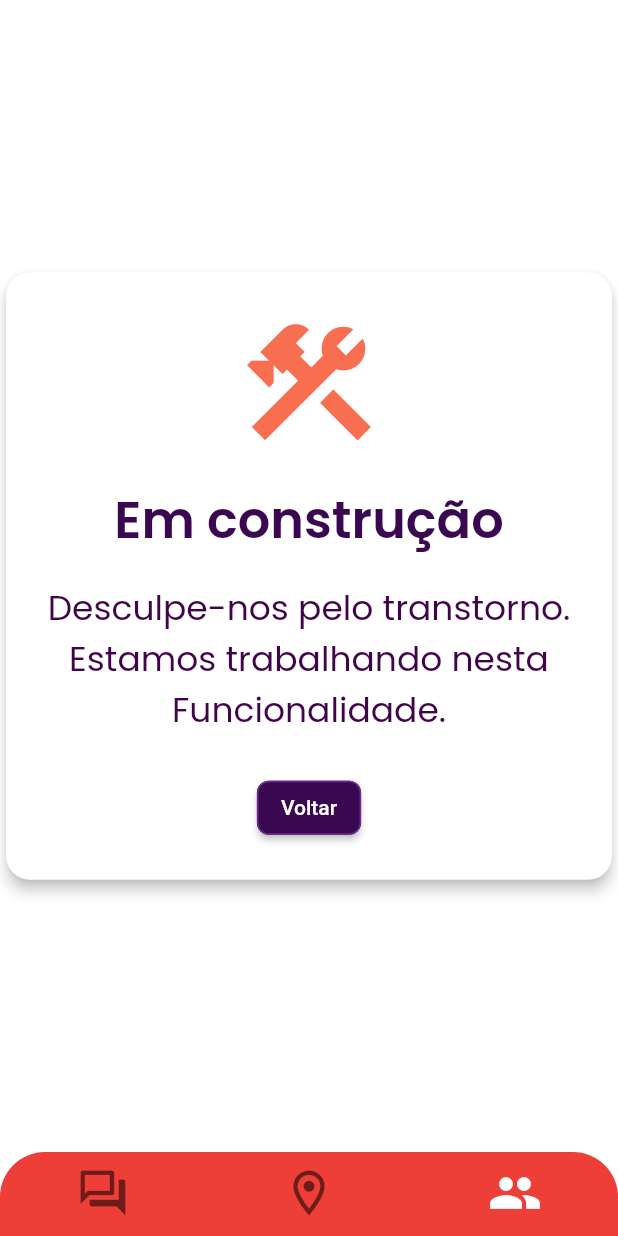
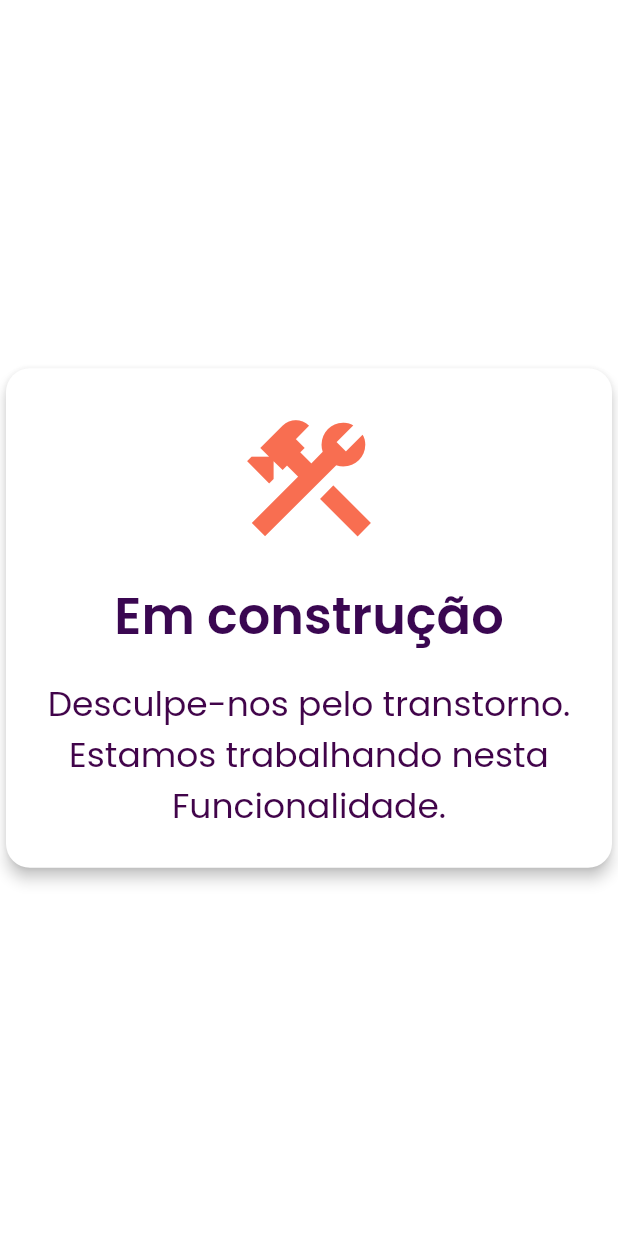
Before and after one commit to xandymelo/Juno, a Flutter app: the EmConstrucaoScreen screen opened directly, on a phone screen of 412 x 824 dp. Run offline on Flutter 3.47's test engine with Material 2 defaults, Android fonts, the phone set to English and light mode, and no system bars; our stand-ins replace flutter_svg, google_fonts, sqflite; accounts and stored records are empty.

Commit message:
fix: BottomNavigationBar

```diff
--- a/lib/src/app/app_controllers.dart
+++ b/lib/src/app/app_controllers.dart
@@ -1,3 +1,5 @@
+import 'package:juno/src/screens/navigation/controllers/navigation_controller.dart';
+
 import '../utils/state_manager.dart';
 
 import '../screens/rides_and_companies/controllers/rides_and_companies_controller.dart';
@@ -5,5 +7,6 @@ import '../screens/rides_and_companies/controllers/rides_and_companies_controlle
 abstract class AppControllers {
   static void init() {
     StateManager.put(RidesAndCompaniesController());
+    StateManager.put(NavigationController());
   }
 }
--- a/lib/src/app/app_widget.dart
+++ b/lib/src/app/app_widget.dart
@@ -1,9 +1,7 @@
 import 'package:flutter/material.dart';
 import 'package:google_fonts/google_fonts.dart';
 import 'package:juno/src/screens/Onboarding/WelcomeScreen.dart';
-
-import '../screens/login/login.dart';
-import '../screens/rides_and_companies/ui/rides_and_companies_screen.dart';
+import 'package:juno/src/screens/navigation/ui/navigation_screen.dart';
 
 class MyApp extends StatelessWidget {
   const MyApp({super.key});
@@ -17,7 +15,7 @@ class MyApp extends StatelessWidget {
         useMaterial3: true,
         fontFamily: GoogleFonts.poppins().fontFamily,
       ),
-      home: WelcomeScreen(),
+      home: const NavigationScreen(),
     );
   }
 }
--- a/lib/src/screens/EmConstrucao/EmConstrucaoScreen.dart
+++ b/lib/src/screens/EmConstrucao/EmConstrucaoScreen.dart
@@ -2,7 +2,6 @@ import 'package:flutter/material.dart';
 import 'dart:ui';
 
 import '../../app/theme/colors.dart';
-import '../../widgets/app_bottom_navigation_bar.dart';
 
 class EmConstrucaoScreen extends StatefulWidget {
   const EmConstrucaoScreen({super.key});
@@ -15,7 +14,7 @@ class _EmConstrucaoScreenState extends State<EmConstrucaoScreen> {
   @override
   Widget build(BuildContext context) {
     return Scaffold(
-      bottomNavigationBar: const AppBottomNavigationBar(),
+      // bottomNavigationBar: const AppBottomNavigationBar(),
       backgroundColor: AppColors.white,
       body: Center(
         child: Stack(
@@ -33,19 +32,19 @@ class _EmConstrucaoScreenState extends State<EmConstrucaoScreen> {
               shape: RoundedRectangleBorder(
                 borderRadius: BorderRadius.circular(16),
               ),
-              child: Padding(
-                padding: const EdgeInsets.all(24),
+              child: const Padding(
+                padding: EdgeInsets.all(24),
                 child: Column(
                   mainAxisAlignment: MainAxisAlignment.center,
                   mainAxisSize: MainAxisSize.min,
                   children: [
-                    const Icon(
+                    Icon(
                       Icons.construction,
                       size: 100,
                       color: AppColors.lightOrange,
                     ),
-                    const SizedBox(height: 16),
-                    const Text(
+                    SizedBox(height: 16),
+                    Text(
                       'Em construção',
                       style: TextStyle(
                         fontFamily: 'Poppins',
@@ -54,8 +53,8 @@ class _EmConstrucaoScreenState extends State<EmConstrucaoScreen> {
                         color: AppColors.purple,
                       ),
                     ),
-                    const SizedBox(height: 16),
-                    const Text(
+                    SizedBox(height: 16),
+                    Text(
                       'Desculpe-nos pelo transtorno.\nEstamos trabalhando nesta Funcionalidade.',
                       textAlign: TextAlign.center,
                       style: TextStyle(
@@ -63,22 +62,6 @@ class _EmConstrucaoScreenState extends State<EmConstrucaoScreen> {
                         fontSize: 23,
                         color: Color.fromRGBO(62, 0, 71, 0.984),
                       ),
-                    ),
-                    const SizedBox(height: 24),
-                    ElevatedButton(
-                      onPressed: () {
-                        Navigator.pop(context);
-                      },
-                      style: ElevatedButton.styleFrom(
-                        primary: AppColors.purple,
-                        shape: RoundedRectangleBorder(
-                          borderRadius: BorderRadius.circular(8),
-                          side: const BorderSide(
-                            color: AppColors.lightPurple,
-                          ),
-                        ),
-                      ),
-                      child: const Text('Voltar'),
                     ),
                   ],
                 ),
--- a/lib/src/screens/Onboarding/CaronasCompanhiaScreen.dart
+++ b/lib/src/screens/Onboarding/CaronasCompanhiaScreen.dart
@@ -1,5 +1,6 @@
 import 'package:flutter/material.dart';
 import 'package:flutter_svg/svg.dart';
+import 'package:juno/src/screens/Onboarding/VamosComecarScreen.dart';
 
 class CaronasCompanhiaScreen extends StatelessWidget {
   @override
@@ -78,7 +79,10 @@ class CaronasCompanhiaScreen extends StatelessWidget {
             bottom: 55,
             child: ElevatedButton(
               onPressed: () {
-                Navigator.pushNamed(context, '/VamosComecar');
+                Navigator.pushReplacement(
+                  context,
+                  MaterialPageRoute(builder: (context) => VamosComecarScreen()),
+                );
               },
               child: const Text(
                 "Começar",
--- a/lib/src/screens/Onboarding/VamosComecarScreen.dart
+++ b/lib/src/screens/Onboarding/VamosComecarScreen.dart
@@ -1,5 +1,6 @@
 import 'package:flutter/material.dart';
 import 'package:flutter_svg/svg.dart';
+import 'package:juno/src/screens/Login/login.dart';
 
 class VamosComecarScreen extends StatelessWidget {
   @override
@@ -47,7 +48,10 @@ class VamosComecarScreen extends StatelessWidget {
             const SizedBox(height: 25),
             ElevatedButton(
               onPressed: () {
-                Navigator.pushNamed(context, '/Login');
+                Navigator.pushReplacement(
+                  context,
+                  MaterialPageRoute(builder: (context) => const Login()),
+                );
               },
               style: ElevatedButton.styleFrom(
                 primary: Colors.red,
--- a/lib/src/screens/login/login.dart
+++ b/lib/src/screens/login/login.dart
@@ -1,5 +1,6 @@
 import 'package:flutter/material.dart';
 import 'package:juno/src/app/theme/colors.dart';
+import 'package:juno/src/screens/navigation/ui/navigation_screen.dart';
 import 'package:juno/src/screens/rides_and_companies/ui/rides_and_companies_screen.dart';
 
 import '../../database/dao/user_dao.dart';
@@ -117,8 +118,7 @@ class _LoginState extends State<Login> {
                           Navigator.pushReplacement(
                             context,
                             MaterialPageRoute(
-                                builder: (context) =>
-                                    const RidesAndCompaniesScreen()),
+                                builder: (context) => const NavigationScreen()),
                           );
                         } else {
                           // Mostrar mensagem de erro informando que o nome de usuário ou senha estão incorretos
--- a/lib/src/screens/rides_and_companies/ui/rides_and_companies_screen.dart
+++ b/lib/src/screens/rides_and_companies/ui/rides_and_companies_screen.dart
@@ -1,9 +1,7 @@
 import 'package:flutter/material.dart';
 import 'package:juno/src/screens/rides_and_companies/ui/perfect_displacements_screen.dart';
-
 import '../../../app/theme/colors.dart';
 import '../../../utils/state_manager.dart';
-import '../../../widgets/app_bottom_navigation_bar.dart';
 import '../controllers/rides_and_companies_controller.dart';
 import 'general_tabview.dart';
 import 'perfect_displacement_tabview.dart';
@@ -17,7 +15,7 @@ class RidesAndCompaniesScreen
     return DefaultTabController(
       length: 2,
       child: Scaffold(
-        bottomNavigationBar: const AppBottomNavigationBar(),
+        // bottomNavigationBar: const AppBottomNavigationBar(),
         appBar: AppBar(
           backgroundColor: AppColors.darkOrange,
           centerTitle: true,
--- a/lib/src/widgets/app_bottom_navigation_bar.dart
+++ /dev/null
@@ -1,99 +0,0 @@
-import 'package:flutter/material.dart';
-
-import '../app/theme/colors.dart';
-import 'package:shared_preferences/shared_preferences.dart';
-
-class AppBottomNavigationBar extends StatefulWidget {
-  const AppBottomNavigationBar({Key? key}) : super(key: key);
-
-  @override
-  State<AppBottomNavigationBar> createState() => _AppBottomNavigationBarState();
-}
-
-class _AppBottomNavigationBarState extends State<AppBottomNavigationBar> {
-  late int _selectedIndex;
-
-  @override
-  void initState() {
-    super.initState();
-    _loadSelectedIndex();
-  }
-
-  Future<void> _loadSelectedIndex() async {
-    final prefs = await SharedPreferences.getInstance();
-    setState(() {
-      _selectedIndex = prefs.getInt('selectedIndex') ?? 2;
-    });
-  }
-
-  Future<void> _saveSelectedIndex(int index) async {
-    final prefs = await SharedPreferences.getInstance();
-    await prefs.setInt('selectedIndex', index);
-  }
-
-  void _onItemTapped(int index) {
-    setState(() {
-      _selectedIndex = index;
-      _saveSelectedIndex(index);
-      if (index == 0) {
-        Navigator.pushNamed(context, '/EmConstrucao');
-      } else if (index == 1) {
-        Navigator.pushNamed(context, '/EmConstrucao');
-      } else if (index == 2) {
-        Navigator.pushNamed(context, '/CaronasCompanhia');
-      }
-    });
-  }
-
-  @override
-  Widget build(BuildContext context) {
-    return ClipRRect(
-      borderRadius: const BorderRadius.only(
-        topLeft: Radius.circular(30),
-        topRight: Radius.circular(30),
-      ),
-      child: Theme(
-        data: ThemeData(
-          splashColor: Colors.transparent,
-          highlightColor: Colors.white24,
-        ),
-        child: BottomNavigationBar(
-          type: BottomNavigationBarType.fixed,
-          showSelectedLabels: false,
-          showUnselectedLabels: false,
-          selectedItemColor: AppColors.white,
-          selectedFontSize: 0,
-          backgroundColor: AppColors.darkOrange,
-          currentIndex: _selectedIndex,
-          onTap: _onItemTapped,
-          items: const [
-            BottomNavigationBarItem(
-              tooltip: 'Fórum',
-              label: 'Fórum',
-              icon: Icon(
-                Icons.forum_outlined,
-                size: 36,
-              ),
-            ),
-            BottomNavigationBarItem(
-              tooltip: 'Pontos de insegurança',
-              label: 'Pontos de insegurança',
-              icon: Icon(
-                Icons.location_on_outlined,
-                size: 36,
-              ),
-            ),
-            BottomNavigationBarItem(
-              tooltip: 'Caronas e Companhias',
-              label: 'Caronas e Companhias',
-              icon: Icon(
-                Icons.group,
-                size: 36,
-              ),
-            ),
-          ],
-        ),
-      ),
-    );
-  }
-}
```
Also changed, not shown: lib/main.dart (+2 -12 lines), lib/src/screens/Onboarding/WelcomeScreen.dart (+6 -1 lines), lib/src/screens/navigation/controllers/navigation_controller.dart (added, +28 -0 lines), lib/src/screens/navigation/models/screen_model.dart (added, +17 -0 lines), lib/src/screens/navigation/ui/navigation_screen.dart (added, +108 -0 lines).
